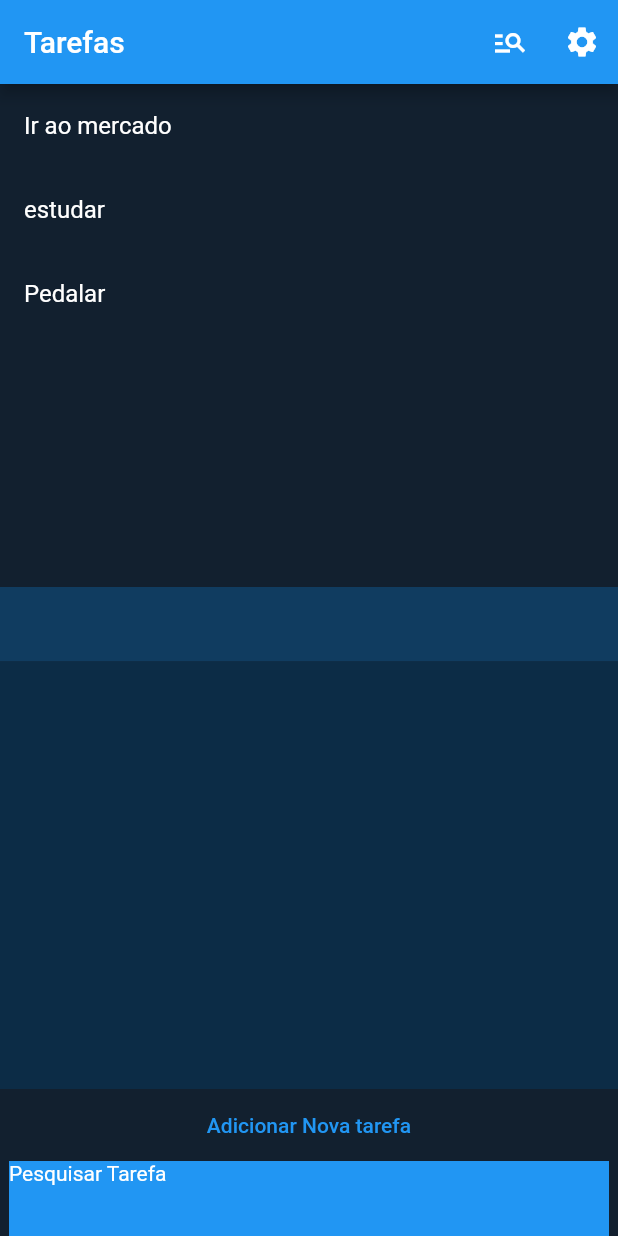
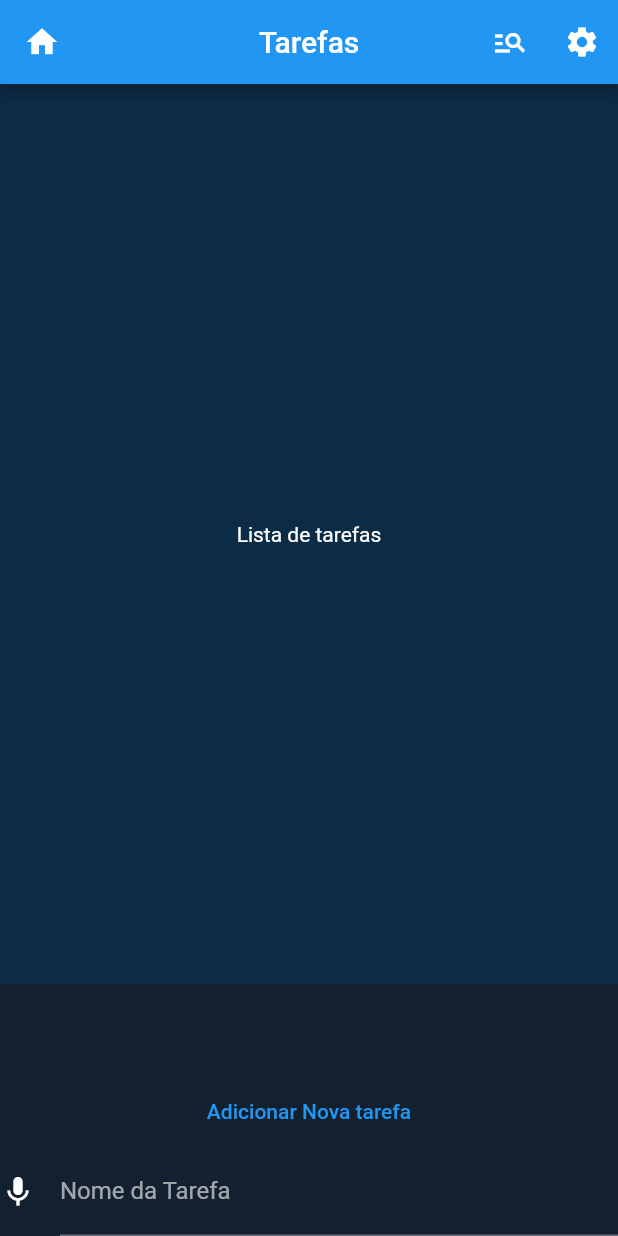
Before and after one commit to lucasvt/tarefas, a Flutter app: the screen it shows after launch, on a phone screen of 412 x 824 dp. Run offline on Flutter 3.47's test engine with Material 2 defaults, Android fonts, the phone set to English and light mode, and no system bars.

Commit message:
retirado a lista lixa para criar a lista dinamica

```diff
--- a/lib/main.dart
+++ b/lib/main.dart
@@ -24,7 +24,6 @@ const List<String> listEstado = <String>[
 class MyApp extends StatelessWidget {
   List _listaTarefas = ["Ir ao mercado", "estudar", "Pedalar"];
 
-
   @override
   Widget build(BuildContext context) {
     return MaterialApp(
@@ -32,56 +31,45 @@ class MyApp extends StatelessWidget {
       debugShowCheckedModeBanner: false,
       home: Scaffold(
         appBar: AppBar(
+          centerTitle: true,
+          backgroundColor: Colors.blue,
           title: Text("Tarefas"),
-          backgroundColor: Colors.blue,
-          actions: <Widget>[
+          leading: IconButton(
+            onPressed: () {},
+            icon: Icon(Icons.home),
+          ),
+          actions: [
             IconButton(
+              onPressed: () {},
               icon: Icon(IconData(0xe3c7, fontFamily: 'MaterialIcons')),
-              onPressed: () {
-                // do something
-              },
             ),
             IconButton(
+              onPressed: () {},
               icon: Icon(
                 Icons.settings,
                 color: Colors.white,
               ),
-              onPressed: () {
-                // do something
-              },
             ),
           ],
         ),
         body: Column(
           children: <Widget>[
             Expanded(
-              child: ListView.builder(
-                itemCount: _listaTarefas.length,
-                itemBuilder: (context, index) {
-                  return ListTile(
-                    title: Text(_listaTarefas[index]),
-                  );
-                },
-              ),
-            ),
-            Expanded(
               child: SingleChildScrollView(
                   child: Column(
                 children: <Widget>[
                   Container(
-                    height: 50,
-                    color: Color.fromARGB(255, 16, 60, 96),
-                  ),
-                  Container(
-                      height: 652,
+                      height: 600,
                       color: Color.fromARGB(255, 12, 44, 70),
                       child: Center(child: Text("Lista de tarefas")))
                 ],
               )),
             ),
-            TextButton(
+            Container(
+              child: TextButton(
                 style: ButtonStyle(
-                foregroundColor: MaterialStateProperty.all<Color>(Colors.blue),
+                  foregroundColor:
+                      MaterialStateProperty.all<Color>(Colors.blue),
                 ),
                 onPressed: () {
                   Navigator.push(
@@ -91,12 +79,17 @@ class MyApp extends StatelessWidget {
                 },
                 child: Text('Adicionar Nova tarefa'),
               ),
+            ),
             Container(
-              height: 50,
-              width: 400,
-              color: Colors.blue,
-              child: Text('Pesquisar Tarefa'),
-            )
+              child: TextFormField(
+                decoration: const InputDecoration(
+                  hintText: 'Informe o nome da tarefa',
+                  icon: Icon(Icons.mic,
+                      color: Color.fromARGB(255, 253, 253, 253)),
+                  labelText: 'Nome da Tarefa',
+                ),
+              ),
+            ),
           ],
         ),
       ),
```
Lines whose indentation alone changed are shown as unchanged.
